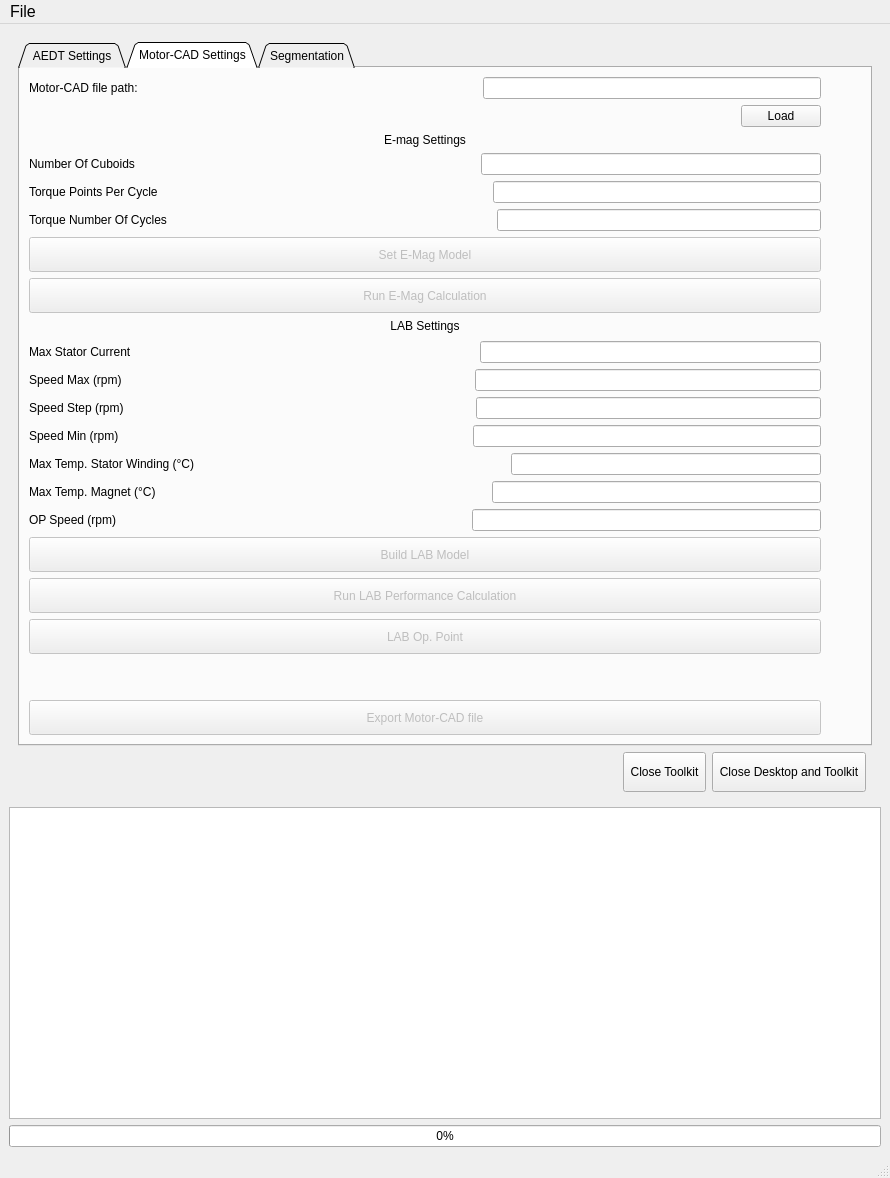
The window that src/ansys/aedt/toolkits/motor/ui/common/toolkit.ui (ansys/magnet-segmentation-toolkit) describes before a commit, drawn with Qt 5.
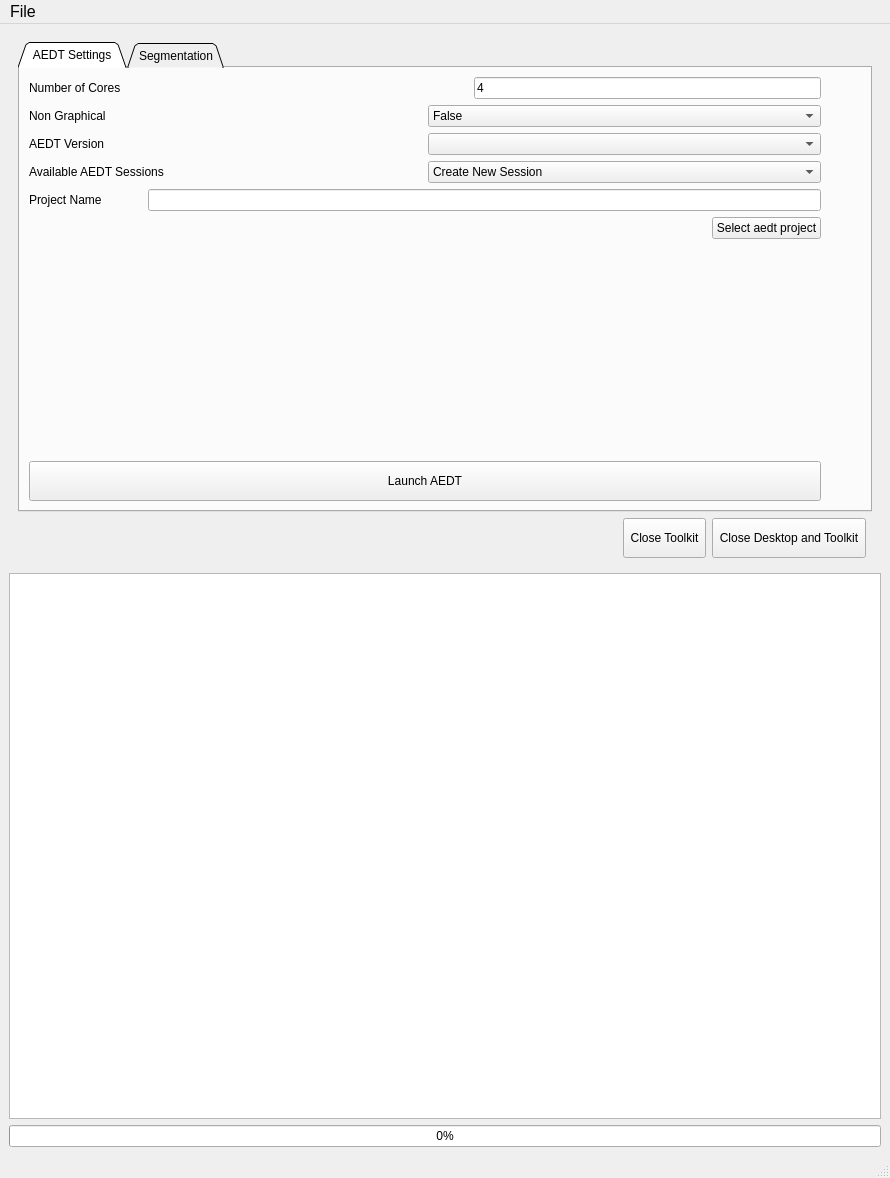
The same window after the commit. The open tabs and pages were chosen to show the change.

Commit message: delete motorcad ui parts

```diff
--- a/src/ansys/aedt/toolkits/motor/ui/common/toolkit.ui
+++ b/src/ansys/aedt/toolkits/motor/ui/common/toolkit.ui
@@ -292,651 +292,6 @@
            </item>
           </layout>
          </widget>
-         <widget class="QWidget" name="MotorCADsettings">
-          <attribute name="title">
-           <string>Motor-CAD Settings</string>
-          </attribute>
-          <layout class="QHBoxLayout" name="horizontalLayout_26">
-           <item>
-            <layout class="QVBoxLayout" name="verticalLayout_3">
-             <property name="spacing">
-              <number>6</number>
-             </property>
-             <property name="sizeConstraint">
-              <enum>QLayout::SetNoConstraint</enum>
-             </property>
-             <item>
-              <layout class="QHBoxLayout" name="horizontalLayout">
-               <property name="leftMargin">
-                <number>0</number>
-               </property>
-               <property name="topMargin">
-                <number>0</number>
-               </property>
-               <property name="rightMargin">
-                <number>0</number>
-               </property>
-               <property name="bottomMargin">
-                <number>0</number>
-               </property>
-               <item>
-                <widget class="QLabel" name="label">
-                 <property name="text">
-                  <string>Motor-CAD file path:</string>
-                 </property>
-                </widget>
-               </item>
-               <item>
-                <spacer name="horizontalSpacer_7">
-                 <property name="orientation">
-                  <enum>Qt::Horizontal</enum>
-                 </property>
-                 <property name="sizeHint" stdset="0">
-                  <size>
-                   <width>40</width>
-                   <height>20</height>
-                  </size>
-                 </property>
-                </spacer>
-               </item>
-               <item>
-                <widget class="QLineEdit" name="MCAD_file_path">
-                 <property name="sizePolicy">
-                  <sizepolicy hsizetype="Expanding" vsizetype="Fixed">
-                   <horstretch>0</horstretch>
-                   <verstretch>0</verstretch>
-                  </sizepolicy>
-                 </property>
-                </widget>
-               </item>
-              </layout>
-             </item>
-             <item>
-              <layout class="QHBoxLayout" name="horizontalLayout_2">
-               <item>
-                <spacer name="horizontalSpacer_8">
-                 <property name="orientation">
-                  <enum>Qt::Horizontal</enum>
-                 </property>
-                 <property name="sizeHint" stdset="0">
-                  <size>
-                   <width>40</width>
-                   <height>20</height>
-                  </size>
-                 </property>
-                </spacer>
-               </item>
-               <item>
-                <widget class="QPushButton" name="load_MCAD_file">
-                 <property name="text">
-                  <string>Load</string>
-                 </property>
-                </widget>
-               </item>
-              </layout>
-             </item>
-             <item>
-              <layout class="QHBoxLayout" name="horizontalLayout_8">
-               <item>
-                <widget class="QLabel" name="EmagSettings">
-                 <property name="sizePolicy">
-                  <sizepolicy hsizetype="Preferred" vsizetype="Fixed">
-                   <horstretch>0</horstretch>
-                   <verstretch>0</verstretch>
-                  </sizepolicy>
-                 </property>
-                 <property name="text">
-                  <string>E-mag Settings</string>
-                 </property>
-                 <property name="alignment">
-                  <set>Qt::AlignHCenter|Qt::AlignTop</set>
-                 </property>
-                </widget>
-               </item>
-              </layout>
-             </item>
-             <item>
-              <layout class="QHBoxLayout" name="horizontalLayout_9">
-               <item>
-                <widget class="QLabel" name="label_2">
-                 <property name="text">
-                  <string>Number Of Cuboids</string>
-                 </property>
-                </widget>
-               </item>
-               <item>
-                <spacer name="horizontalSpacer_9">
-                 <property name="orientation">
-                  <enum>Qt::Horizontal</enum>
-                 </property>
-                 <property name="sizeHint" stdset="0">
-                  <size>
-                   <width>40</width>
-                   <height>20</height>
-                  </size>
-                 </property>
-                </spacer>
-               </item>
-               <item>
-                <widget class="QLineEdit" name="nrCuboids">
-                 <property name="sizePolicy">
-                  <sizepolicy hsizetype="Expanding" vsizetype="Fixed">
-                   <horstretch>0</horstretch>
-                   <verstretch>0</verstretch>
-                  </sizepolicy>
-                 </property>
-                </widget>
-               </item>
-              </layout>
-             </item>
-             <item>
-              <layout class="QHBoxLayout" name="horizontalLayout_10">
-               <item>
-                <widget class="QLabel" name="label_3">
-                 <property name="text">
-                  <string>Torque Points Per Cycle</string>
-                 </property>
-                </widget>
-               </item>
-               <item>
-                <spacer name="horizontalSpacer_10">
-                 <property name="orientation">
-                  <enum>Qt::Horizontal</enum>
-                 </property>
-                 <property name="sizeHint" stdset="0">
-                  <size>
-                   <width>40</width>
-                   <height>20</height>
-                  </size>
-                 </property>
-                </spacer>
-               </item>
-               <item>
-                <widget class="QLineEdit" name="TorquePointsPerCycle"/>
-               </item>
-              </layout>
-             </item>
-             <item>
-              <layout class="QHBoxLayout" name="horizontalLayout_11">
-               <item>
-                <widget class="QLabel" name="label_4">
-                 <property name="text">
-                  <string>Torque Number Of Cycles</string>
-                 </property>
-                </widget>
-               </item>
-               <item>
-                <spacer name="horizontalSpacer_11">
-                 <property name="orientation">
-                  <enum>Qt::Horizontal</enum>
-                 </property>
-                 <property name="sizeHint" stdset="0">
-                  <size>
-                   <width>40</width>
-                   <height>20</height>
-                  </size>
-                 </property>
-                </spacer>
-               </item>
-               <item>
-                <widget class="QLineEdit" name="TorqueNrCycles"/>
-               </item>
-              </layout>
-             </item>
-             <item>
-              <layout class="QHBoxLayout" name="horizontalLayout_27">
-               <item>
-                <widget class="QPushButton" name="set_emag">
-                 <property name="enabled">
-                  <bool>false</bool>
-                 </property>
-                 <property name="sizePolicy">
-                  <sizepolicy hsizetype="Preferred" vsizetype="Fixed">
-                   <horstretch>0</horstretch>
-                   <verstretch>0</verstretch>
-                  </sizepolicy>
-                 </property>
-                 <property name="minimumSize">
-                  <size>
-                   <width>0</width>
-                   <height>35</height>
-                  </size>
-                 </property>
-                 <property name="text">
-                  <string>Set E-Mag Model</string>
-                 </property>
-                </widget>
-               </item>
-              </layout>
-             </item>
-             <item>
-              <layout class="QHBoxLayout" name="horizontalLayout_28">
-               <item>
-                <widget class="QPushButton" name="run_emag">
-                 <property name="enabled">
-                  <bool>false</bool>
-                 </property>
-                 <property name="sizePolicy">
-                  <sizepolicy hsizetype="Preferred" vsizetype="Fixed">
-                   <horstretch>0</horstretch>
-                   <verstretch>0</verstretch>
-                  </sizepolicy>
-                 </property>
-                 <property name="minimumSize">
-                  <size>
-                   <width>0</width>
-                   <height>35</height>
-                  </size>
-                 </property>
-                 <property name="text">
-                  <string>Run E-Mag Calculation</string>
-                 </property>
-                </widget>
-               </item>
-              </layout>
-             </item>
-             <item>
-              <layout class="QHBoxLayout" name="horizontalLayout_12" stretch="0">
-               <item>
-                <widget class="QLabel" name="LABSettings">
-                 <property name="sizePolicy">
-                  <sizepolicy hsizetype="Preferred" vsizetype="Expanding">
-                   <horstretch>0</horstretch>
-                   <verstretch>0</verstretch>
-                  </sizepolicy>
-                 </property>
-                 <property name="text">
-                  <string>LAB Settings</string>
-                 </property>
-                 <property name="alignment">
-                  <set>Qt::AlignHCenter|Qt::AlignTop</set>
-                 </property>
-                </widget>
-               </item>
-              </layout>
-             </item>
-             <item>
-              <layout class="QHBoxLayout" name="horizontalLayout_13">
-               <item>
-                <widget class="QLabel" name="label_5">
-                 <property name="text">
-                  <string>Max Stator Current</string>
-                 </property>
-                </widget>
-               </item>
-               <item>
-                <spacer name="horizontalSpacer_12">
-                 <property name="orientation">
-                  <enum>Qt::Horizontal</enum>
-                 </property>
-                 <property name="sizeHint" stdset="0">
-                  <size>
-                   <width>40</width>
-                   <height>20</height>
-                  </size>
-                 </property>
-                </spacer>
-               </item>
-               <item>
-                <widget class="QLineEdit" name="MaxStatorCurrent">
-                 <property name="enabled">
-                  <bool>true</bool>
-                 </property>
-                 <property name="sizePolicy">
-                  <sizepolicy hsizetype="MinimumExpanding" vsizetype="Fixed">
-                   <horstretch>0</horstretch>
-                   <verstretch>0</verstretch>
-                  </sizepolicy>
-                 </property>
-                 <property name="maximumSize">
-                  <size>
-                   <width>16777215</width>
-                   <height>16777215</height>
-                  </size>
-                 </property>
-                </widget>
-               </item>
-              </layout>
-             </item>
-             <item>
-              <layout class="QHBoxLayout" name="horizontalLayout_14">
-               <item>
-                <widget class="QLabel" name="label_6">
-                 <property name="text">
-                  <string>Speed Max (rpm)</string>
-                 </property>
-                </widget>
-               </item>
-               <item>
-                <spacer name="horizontalSpacer_13">
-                 <property name="orientation">
-                  <enum>Qt::Horizontal</enum>
-                 </property>
-                 <property name="sizeHint" stdset="0">
-                  <size>
-                   <width>40</width>
-                   <height>20</height>
-                  </size>
-                 </property>
-                </spacer>
-               </item>
-               <item>
-                <widget class="QLineEdit" name="SpeedMax">
-                 <property name="sizePolicy">
-                  <sizepolicy hsizetype="Expanding" vsizetype="Fixed">
-                   <horstretch>0</horstretch>
-                   <verstretch>0</verstretch>
-                  </sizepolicy>
-                 </property>
-                </widget>
-               </item>
-              </layout>
-             </item>
-             <item>
-              <layout class="QHBoxLayout" name="horizontalLayout_15">
-               <item>
-                <widget class="QLabel" name="label_7">
-                 <property name="text">
-                  <string>Speed Step (rpm)</string>
-                 </property>
-                </widget>
-               </item>
-               <item>
-                <spacer name="horizontalSpacer_14">
-                 <property name="orientation">
-                  <enum>Qt::Horizontal</enum>
-                 </property>
-                 <property name="sizeHint" stdset="0">
-                  <size>
-                   <width>40</width>
-                   <height>20</height>
-                  </size>
-                 </property>
-                </spacer>
-               </item>
-               <item>
-                <widget class="QLineEdit" name="SpeedStep">
-                 <property name="sizePolicy">
-                  <sizepolicy hsizetype="Expanding" vsizetype="Fixed">
-                   <horstretch>0</horstretch>
-                   <verstretch>0</verstretch>
-                  </sizepolicy>
-                 </property>
-                </widget>
-               </item>
-              </layout>
-             </item>
-             <item>
-              <layout class="QHBoxLayout" name="horizontalLayout_16">
-               <item>
-                <widget class="QLabel" name="label_8">
-                 <property name="text">
-                  <string>Speed Min (rpm)</string>
-                 </property>
-                </widget>
-               </item>
-               <item>
-                <spacer name="horizontalSpacer_15">
-                 <property name="orientation">
-                  <enum>Qt::Horizontal</enum>
-                 </property>
-                 <property name="sizeHint" stdset="0">
-                  <size>
-                   <width>40</width>
-                   <height>20</height>
-                  </size>
-                 </property>
-                </spacer>
-               </item>
-               <item>
-                <widget class="QLineEdit" name="SpeedMin">
-                 <property name="sizePolicy">
-                  <sizepolicy hsizetype="Expanding" vsizetype="Fixed">
-                   <horstretch>0</horstretch>
-                   <verstretch>0</verstretch>
-                  </sizepolicy>
-                 </property>
-                </widget>
-               </item>
-              </layout>
-             </item>
-             <item>
-              <layout class="QHBoxLayout" name="horizontalLayout_17">
-               <item>
-                <widget class="QLabel" name="label_9">
-                 <property name="text">
-                  <string>Max Temp. Stator Winding (°C)</string>
-                 </property>
-                </widget>
-               </item>
-               <item>
-                <spacer name="horizontalSpacer_16">
-                 <property name="orientation">
-                  <enum>Qt::Horizontal</enum>
-                 </property>
-                 <property name="sizeHint" stdset="0">
-                  <size>
-                   <width>40</width>
-                   <height>20</height>
-                  </size>
-                 </property>
-                </spacer>
-               </item>
-               <item>
-                <widget class="QLineEdit" name="MaxTempStatorWdg">
-                 <property name="sizePolicy">
-                  <sizepolicy hsizetype="Expanding" vsizetype="Fixed">
-                   <horstretch>0</horstretch>
-                   <verstretch>0</verstretch>
-                  </sizepolicy>
-                 </property>
-                 <property name="maximumSize">
-                  <size>
-                   <width>16777215</width>
-                   <height>16777215</height>
-                  </size>
-                 </property>
-                </widget>
-               </item>
-              </layout>
-             </item>
-             <item>
-              <layout class="QHBoxLayout" name="horizontalLayout_18">
-               <item>
-                <widget class="QLabel" name="label_10">
-                 <property name="text">
-                  <string>Max Temp. Magnet (°C)</string>
-                 </property>
-                </widget>
-               </item>
-               <item>
-                <spacer name="horizontalSpacer_17">
-                 <property name="orientation">
-                  <enum>Qt::Horizontal</enum>
-                 </property>
-                 <property name="sizeHint" stdset="0">
-                  <size>
-                   <width>40</width>
-                   <height>20</height>
-                  </size>
-                 </property>
-                </spacer>
-               </item>
-               <item>
-                <widget class="QLineEdit" name="MaxTempMagnet"/>
-               </item>
-              </layout>
-             </item>
-             <item>
-              <layout class="QHBoxLayout" name="horizontalLayout_19">
-               <item>
-                <widget class="QLabel" name="label_11">
-                 <property name="text">
-                  <string>OP Speed (rpm)</string>
-                 </property>
-                </widget>
-               </item>
-               <item>
-                <spacer name="horizontalSpacer_18">
-                 <property name="orientation">
-                  <enum>Qt::Horizontal</enum>
-                 </property>
-                 <property name="sizeHint" stdset="0">
-                  <size>
-                   <width>40</width>
-                   <height>20</height>
-                  </size>
-                 </property>
-                </spacer>
-               </item>
-               <item>
-                <widget class="QLineEdit" name="OPSpeed">
-                 <property name="sizePolicy">
-                  <sizepolicy hsizetype="Expanding" vsizetype="Fixed">
-                   <horstretch>0</horstretch>
-                   <verstretch>0</verstretch>
-                  </sizepolicy>
-                 </property>
-                </widget>
-               </item>
-              </layout>
-             </item>
-             <item>
-              <layout class="QHBoxLayout" name="horizontalLayout_29">
-               <item>
-                <widget class="QPushButton" name="build_lab_model">
-                 <property name="enabled">
-                  <bool>false</bool>
-                 </property>
-                 <property name="sizePolicy">
-                  <sizepolicy hsizetype="Preferred" vsizetype="Fixed">
-                   <horstretch>0</horstretch>
-                   <verstretch>0</verstretch>
-                  </sizepolicy>
-                 </property>
-                 <property name="minimumSize">
-                  <size>
-                   <width>0</width>
-                   <height>35</height>
-                  </size>
-                 </property>
-                 <property name="text">
-                  <string>Build LAB Model</string>
-                 </property>
-                </widget>
-               </item>
-              </layout>
-             </item>
-             <item>
-              <layout class="QHBoxLayout" name="horizontalLayout_30">
-               <item>
-                <widget class="QPushButton" name="run_lab_performance_calc">
-                 <property name="enabled">
-                  <bool>false</bool>
-                 </property>
-                 <property name="sizePolicy">
-                  <sizepolicy hsizetype="Preferred" vsizetype="Fixed">
-                   <horstretch>0</horstretch>
-                   <verstretch>0</verstretch>
-                  </sizepolicy>
-                 </property>
-                 <property name="minimumSize">
-                  <size>
-                   <width>0</width>
-                   <height>35</height>
-                  </size>
-                 </property>
-                 <property name="text">
-                  <string>Run LAB Performance Calculation</string>
-                 </property>
-                </widget>
-               </item>
-              </layout>
-             </item>
-             <item>
-              <layout class="QHBoxLayout" name="horizontalLayout_31">
-               <item>
-                <widget class="QPushButton" name="lab_op_point">
-                 <property name="enabled">
-                  <bool>false</bool>
-                 </property>
-                 <property name="sizePolicy">
-                  <sizepolicy hsizetype="Preferred" vsizetype="Fixed">
-                   <horstretch>0</horstretch>
-                   <verstretch>0</verstretch>
-                  </sizepolicy>
-                 </property>
-                 <property name="minimumSize">
-                  <size>
-                   <width>0</width>
-                   <height>35</height>
-                  </size>
-                 </property>
-                 <property name="text">
-                  <string>LAB Op. Point</string>
-                 </property>
-                </widget>
-               </item>
-              </layout>
-             </item>
-             <item>
-              <spacer name="verticalSpacer_2">
-               <property name="orientation">
-                <enum>Qt::Vertical</enum>
-               </property>
-               <property name="sizeType">
-                <enum>QSizePolicy::Preferred</enum>
-               </property>
-               <property name="sizeHint" stdset="0">
-                <size>
-                 <width>20</width>
-                 <height>40</height>
-                </size>
-               </property>
-              </spacer>
-             </item>
-             <item>
-              <widget class="QPushButton" name="export_MCAD">
-               <property name="enabled">
-                <bool>false</bool>
-               </property>
-               <property name="sizePolicy">
-                <sizepolicy hsizetype="Preferred" vsizetype="Fixed">
-                 <horstretch>0</horstretch>
-                 <verstretch>0</verstretch>
-                </sizepolicy>
-               </property>
-               <property name="minimumSize">
-                <size>
-                 <width>0</width>
-                 <height>35</height>
-                </size>
-               </property>
-               <property name="text">
-                <string>Export Motor-CAD file</string>
-               </property>
-              </widget>
-             </item>
-            </layout>
-           </item>
-           <item>
-            <spacer name="horizontalSpacer_6">
-             <property name="orientation">
-              <enum>Qt::Horizontal</enum>
-             </property>
-             <property name="sizeType">
-              <enum>QSizePolicy::Preferred</enum>
-             </property>
-             <property name="sizeHint" stdset="0">
-              <size>
-               <width>40</width>
-               <height>20</height>
-              </size>
-             </property>
-            </spacer>
-           </item>
-          </layout>
-         </widget>
          <widget class="QWidget" name="Segmentation">
           <attribute name="title">
            <string>Segmentation</string>
@@ -1231,37 +586,10 @@
                </item>
               </layout>
              </item>
-             <item>
-              <layout class="QHBoxLayout" name="horizontalLayout_24">
-               <item>
-                <widget class="QLabel" name="label_18">
-                 <property name="text">
-                  <string>Setup To Analyze</string>
-                 </property>
-                </widget>
-               </item>
-               <item>
-                <spacer name="horizontalSpacer_24">
-                 <property name="orientation">
-                  <enum>Qt::Horizontal</enum>
-                 </property>
-                 <property name="sizeHint" stdset="0">
-                  <size>
-                   <width>40</width>
-                   <height>20</height>
-                  </size>
-                 </property>
-                </spacer>
-               </item>
-               <item>
-                <widget class="QLineEdit" name="setup_to_analyze"/>
-               </item>
-              </layout>
-             </item>
              <item>
               <widget class="QPushButton" name="perform_segmentation">
                <property name="enabled">
-                <bool>false</bool>
+                <bool>true</bool>
                </property>
                <property name="minimumSize">
                 <size>
@@ -1277,7 +605,7 @@
              <item>
               <widget class="QPushButton" name="skew">
                <property name="enabled">
-                <bool>false</bool>
+                <bool>true</bool>
                </property>
                <property name="minimumSize">
                 <size>
```
The commit also changes 2 other files.
